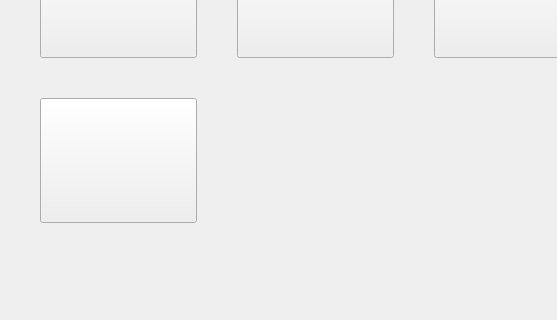
First picture: the form in DMM/basicsettingwidget.ui, repository mickyTwenty/DMM, before the edit; both pictures show x 0 to 557 and y 90 to 410 of the 1024 by 600 pixel window.
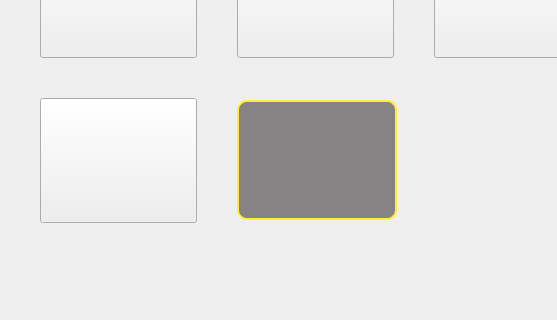
Second picture: the form after the edit. Icons and pictures are not drawn.

What changed in the file:
```diff
--- a/DMM/basicsettingwidget.ui
+++ b/DMM/basicsettingwidget.ui
@@ -169,6 +169,35 @@
        </property>
       </widget>
      </item>
+     <item row="1" column="1">
+      <widget class="QPushButton" name="btnTemp">
+       <property name="minimumSize">
+        <size>
+         <width>160</width>
+         <height>120</height>
+        </size>
+       </property>
+       <property name="maximumSize">
+        <size>
+         <width>160</width>
+         <height>120</height>
+        </size>
+       </property>
+       <property name="styleSheet">
+        <string notr="true">QPushButton {
+width: 160px;
+height: 120px;
+background: rgb(133, 131, 131);
+border: 2px solid  rgb(255, 238, 50);
+border-radius: 10px
+}
+
+QPushButton:pressed {
+background: rgb(153, 151, 151);
+}</string>
+       </property>
+      </widget>
+     </item>
     </layout>
    </item>
    <item>
```
Left out of the diff: 34 changed lines with no effect on the pictures.
